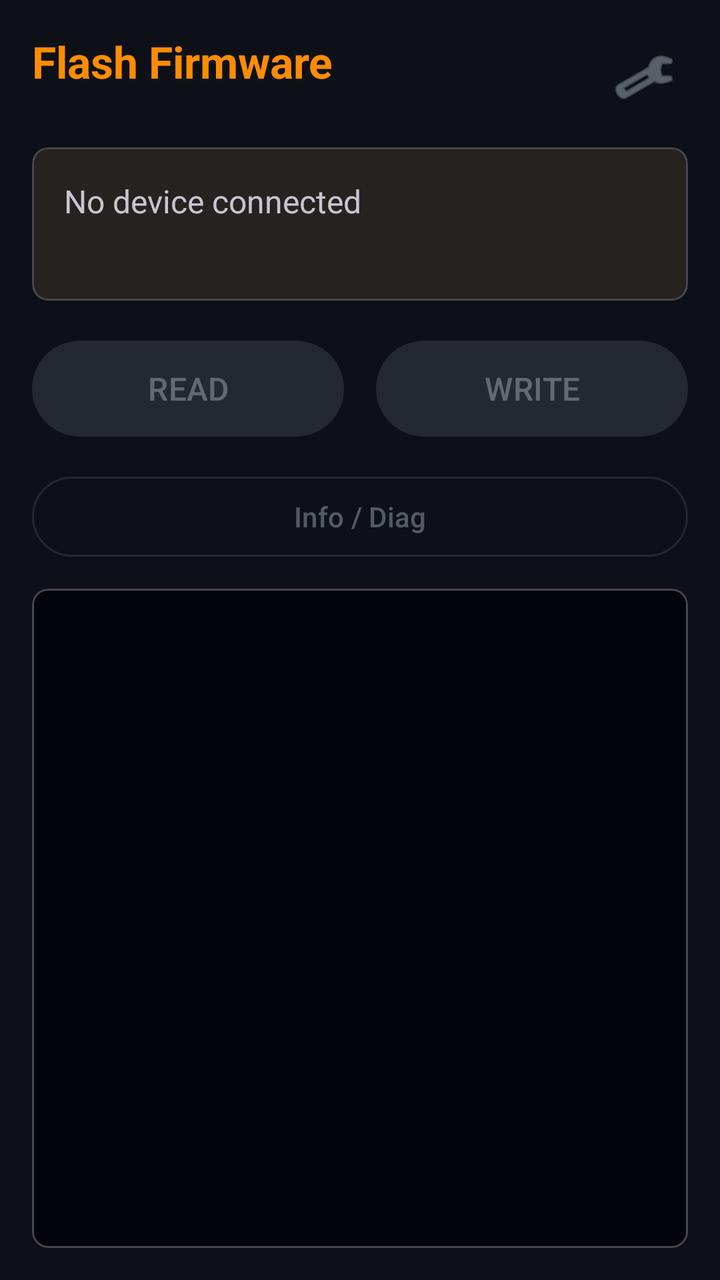
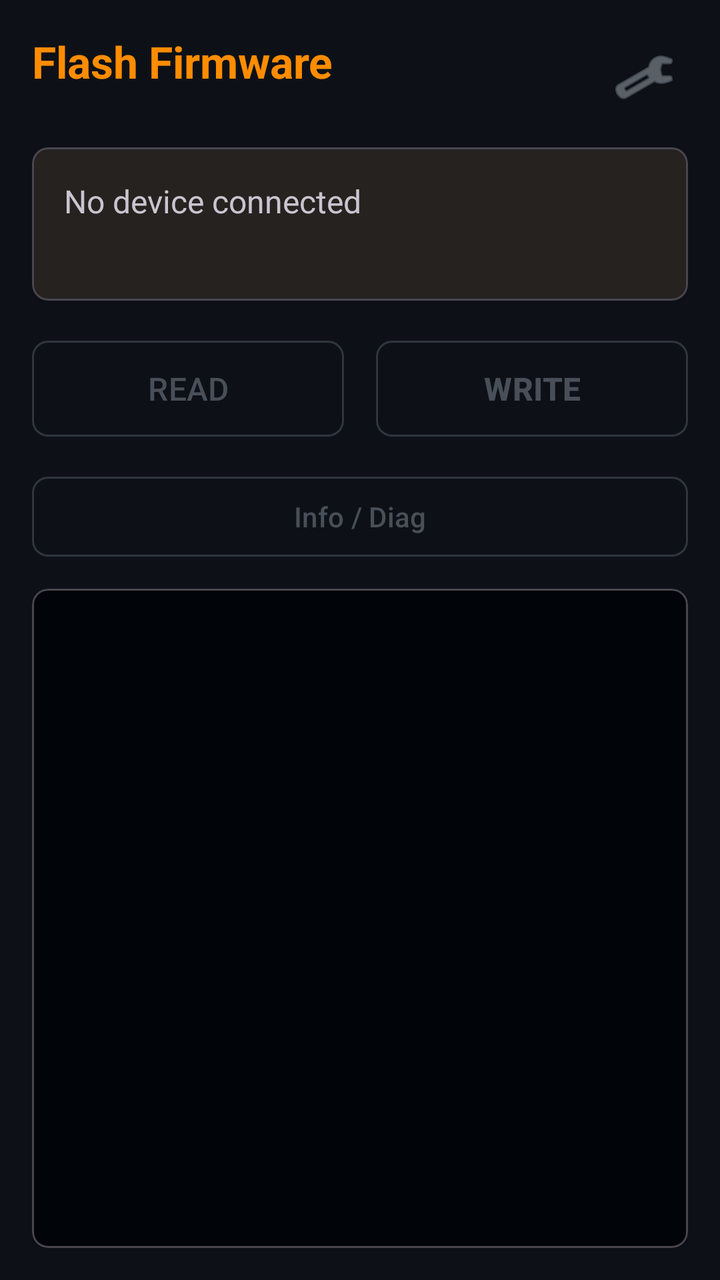

An Android layout rendered at two revisions. The XML below is the earlier revision; the diff shows what the commit changed to produce the second picture.
<!-- AndroidManifest.xml: application theme Theme.Thingino -->
<!-- res/layout/activity_dfu.xml -->
<?xml version="1.0" encoding="utf-8"?>
<LinearLayout xmlns:android="http://schemas.android.com/apk/res/android"
    xmlns:app="http://schemas.android.com/apk/res-auto"
    xmlns:tools="http://schemas.android.com/tools"
    android:layout_width="match_parent"
    android:layout_height="match_parent"
    android:orientation="vertical"
    android:padding="16dp"
    tools:context=".MainActivity">

    
    <LinearLayout
        android:layout_width="match_parent"
        android:layout_height="wrap_content"
        android:orientation="horizontal"
        android:gravity="center_vertical"
        android:layout_marginBottom="12dp">

        <LinearLayout
            android:layout_width="0dp"
            android:layout_height="wrap_content"
            android:layout_weight="1"
            android:orientation="vertical">

            <TextView
                android:layout_width="match_parent"
                android:layout_height="wrap_content"
                android:text="@string/screen_dfu"
                android:textSize="22sp"
                android:textStyle="bold"
                android:textColor="@color/primary" />

            <TextView
                android:id="@+id/versionText"
                android:layout_width="match_parent"
                android:layout_height="wrap_content"
                android:textSize="12sp"
                android:textColor="@color/on_surface_variant" />
        </LinearLayout>

        <ImageButton
            android:id="@+id/settingsButton"
            android:layout_width="44dp"
            android:layout_height="44dp"
            android:src="@android:drawable/ic_menu_preferences"
            android:background="?attr/selectableItemBackgroundBorderless"
            android:contentDescription="@string/settings"
            app:tint="@color/on_surface_variant" />
    </LinearLayout>

    
    <com.google.android.material.card.MaterialCardView
        android:layout_width="match_parent"
        android:layout_height="wrap_content"
        android:layout_marginBottom="16dp"
        app:cardElevation="2dp"
        app:cardCornerRadius="8dp">

        <LinearLayout
            android:layout_width="match_parent"
            android:layout_height="wrap_content"
            android:orientation="vertical"
            android:padding="16dp">

            <TextView
                android:id="@+id/statusText"
                android:layout_width="match_parent"
                android:layout_height="wrap_content"
                android:text="@string/status_disconnected"
                android:textSize="16sp"
                android:drawablePadding="8dp" />

            <TextView
                android:id="@+id/socText"
                android:layout_width="match_parent"
                android:layout_height="wrap_content"
                android:textSize="14sp"
                android:textColor="@color/primary"
                android:textStyle="bold"
                android:layout_marginTop="4dp" />

            <Spinner
                android:id="@+id/deviceSpinner"
                android:layout_width="match_parent"
                android:layout_height="wrap_content"
                android:layout_marginTop="8dp"
                android:visibility="gone" />
        </LinearLayout>
    </com.google.android.material.card.MaterialCardView>

    
    <LinearLayout
        android:layout_width="match_parent"
        android:layout_height="wrap_content"
        android:orientation="horizontal"
        android:layout_marginBottom="12dp">

        <com.google.android.material.button.MaterialButton
            android:id="@+id/readButton"
            android:layout_width="0dp"
            android:layout_height="56dp"
            android:layout_weight="1"
            android:layout_marginEnd="8dp"
            android:text="@string/btn_read"
            android:textSize="16sp"
            android:enabled="false"
            style="@style/Widget.Material3.Button" />

        <com.google.android.material.button.MaterialButton
            android:id="@+id/writeButton"
            android:layout_width="0dp"
            android:layout_height="56dp"
            android:layout_weight="1"
            android:layout_marginStart="8dp"
            android:text="@string/btn_write"
            android:textSize="16sp"
            android:enabled="false"
            style="@style/Widget.Material3.Button.TonalButton" />
    </LinearLayout>

    
    <com.google.android.material.button.MaterialButton
        android:id="@+id/bootstrapButton"
        android:layout_width="match_parent"
        android:layout_height="48dp"
        android:layout_marginBottom="12dp"
        android:text="@string/btn_bootstrap"
        android:textSize="14sp"
        android:enabled="false"
        android:visibility="gone"
        style="@style/Widget.Material3.Button.TonalButton" />

    
    <com.google.android.material.card.MaterialCardView
        android:id="@+id/releaseCard"
        android:layout_width="match_parent"
        android:layout_height="wrap_content"
        android:layout_marginBottom="12dp"
        android:visibility="gone"
        app:cardElevation="2dp"
        app:cardCornerRadius="8dp">

        <LinearLayout
            android:layout_width="match_parent"
            android:layout_height="wrap_content"
            android:orientation="vertical">

            
            <LinearLayout
                android:id="@+id/releaseHeader"
                android:layout_width="match_parent"
                android:layout_height="wrap_content"
                android:orientation="horizontal"
                android:gravity="center_vertical"
                android:padding="12dp"
                android:clickable="true"
                android:focusable="true"
                android:background="?attr/selectableItemBackground">

                <TextView
                    android:layout_width="0dp"
                    android:layout_height="wrap_content"
                    android:layout_weight="1"
                    android:text="@string/release_title"
                    android:textSize="14sp"
                    android:textStyle="bold"
                    android:textColor="@color/primary" />

                <TextView
                    android:id="@+id/releaseChevron"
                    android:layout_width="wrap_content"
                    android:layout_height="wrap_content"
                    android:text="▸"
                    android:textSize="16sp"
                    android:textColor="@color/on_surface_variant" />
            </LinearLayout>

            
            <LinearLayout
                android:id="@+id/releaseBody"
                android:layout_width="match_parent"
                android:layout_height="wrap_content"
                android:orientation="vertical"
                android:paddingStart="12dp"
                android:paddingEnd="12dp"
                android:paddingBottom="12dp"
                android:visibility="gone">

                <Spinner
                    android:id="@+id/releaseSpinner"
                    android:layout_width="match_parent"
                    android:layout_height="wrap_content" />

                <Spinner
                    android:id="@+id/releaseDeviceSpinner"
                    android:layout_width="match_parent"
                    android:layout_height="wrap_content"
                    android:layout_marginTop="4dp" />

                <CheckBox
                    android:id="@+id/releaseAllCheck"
                    android:layout_width="match_parent"
                    android:layout_height="wrap_content"
                    android:layout_marginTop="4dp"
                    android:text="@string/release_show_all"
                    android:textSize="12sp" />

                <TextView
                    android:id="@+id/releaseInfo"
                    android:layout_width="match_parent"
                    android:layout_height="wrap_content"
                    android:layout_marginTop="4dp"
                    android:textSize="12sp"
                    android:textColor="@color/on_surface_variant" />

                <com.google.android.material.button.MaterialButton
                    android:id="@+id/releaseFlashButton"
                    android:layout_width="match_parent"
                    android:layout_height="wrap_content"
                    android:layout_marginTop="8dp"
                    android:text="@string/release_flash"
                    android:textSize="13sp"
                    android:enabled="false" />

            </LinearLayout>
        </LinearLayout>
    </com.google.android.material.card.MaterialCardView>

    
    <com.google.android.material.card.MaterialCardView
        android:id="@+id/remoteBootstrapCard"
        android:layout_width="match_parent"
        android:layout_height="wrap_content"
        android:layout_marginBottom="12dp"
        android:visibility="gone"
        app:cardElevation="2dp"
        app:cardCornerRadius="8dp">

        <LinearLayout
            android:layout_width="match_parent"
            android:layout_height="wrap_content"
            android:orientation="vertical">

            
            <LinearLayout
                android:id="@+id/customHeader"
                android:layout_width="match_parent"
                android:layout_height="wrap_content"
                android:orientation="horizontal"
                android:gravity="center_vertical"
                android:padding="12dp"
                android:clickable="true"
                android:focusable="true"
                android:background="?attr/selectableItemBackground">

                <TextView
                    android:layout_width="0dp"
                    android:layout_height="wrap_content"
                    android:layout_weight="1"
                    android:text="@string/custom_bootloader_title"
                    android:textSize="14sp"
                    android:textStyle="bold"
                    android:textColor="@color/primary" />

                <TextView
                    android:id="@+id/customChevron"
                    android:layout_width="wrap_content"
                    android:layout_height="wrap_content"
                    android:text="▸"
                    android:textSize="16sp"
                    android:textColor="@color/on_surface_variant" />
            </LinearLayout>

            
            <LinearLayout
                android:id="@+id/customBody"
                android:layout_width="match_parent"
                android:layout_height="wrap_content"
                android:orientation="vertical"
                android:paddingStart="12dp"
                android:paddingEnd="12dp"
                android:paddingBottom="12dp"
                android:visibility="gone">

                <TextView
                    android:id="@+id/customBlobInfo"
                    android:layout_width="match_parent"
                    android:layout_height="wrap_content"
                    android:fontFamily="monospace"
                    android:textSize="12sp"
                    android:textColor="@color/on_surface_variant" />

                <LinearLayout
                    android:layout_width="match_parent"
                    android:layout_height="wrap_content"
                    android:orientation="horizontal"
                    android:layout_marginTop="8dp">

                    <com.google.android.material.button.MaterialButton
                        android:id="@+id/selectSplButton"
                        android:layout_width="0dp"
                        android:layout_height="wrap_content"
                        android:layout_weight="1"
                        android:layout_marginEnd="4dp"
                        android:text="@string/btn_sel_spl"
                        android:textSize="12sp"
                        style="@style/Widget.Material3.Button.OutlinedButton" />

                    <com.google.android.material.button.MaterialButton
                        android:id="@+id/selectUbootButton"
                        android:layout_width="0dp"
                        android:layout_height="wrap_content"
                        android:layout_weight="1"
                        android:layout_marginStart="4dp"
                        android:layout_marginEnd="4dp"
                        android:text="@string/btn_sel_uboot"
                        android:textSize="12sp"
                        style="@style/Widget.Material3.Button.OutlinedButton" />

                    <com.google.android.material.button.MaterialButton
                        android:id="@+id/clearCustomButton"
                        android:layout_width="0dp"
                        android:layout_height="wrap_content"
                        android:layout_weight="1"
                        android:layout_marginStart="4dp"
                        android:text="@string/btn_clear_custom"
                        android:textSize="12sp"
                        style="@style/Widget.Material3.Button.TextButton" />
                </LinearLayout>

            </LinearLayout>
        </LinearLayout>
    </com.google.android.material.card.MaterialCardView>

    
    <com.google.android.material.button.MaterialButton
        android:id="@+id/diagButton"
        android:layout_width="match_parent"
        android:layout_height="48dp"
        android:layout_marginBottom="12dp"
        android:text="@string/btn_diag"
        android:textSize="14sp"
        android:enabled="false"
        style="@style/Widget.Material3.Button.OutlinedButton" />

    
    <ProgressBar
        android:id="@+id/progressBar"
        style="@style/Widget.AppCompat.ProgressBar.Horizontal"
        android:layout_width="match_parent"
        android:layout_height="wrap_content"
        android:max="100"
        android:visibility="gone"
        android:layout_marginBottom="4dp" />

    <TextView
        android:id="@+id/progressText"
        android:layout_width="match_parent"
        android:layout_height="wrap_content"
        android:textSize="12sp"
        android:visibility="gone"
        android:layout_marginBottom="8dp" />

    
    <com.google.android.material.card.MaterialCardView
        android:layout_width="match_parent"
        android:layout_height="0dp"
        android:layout_weight="1"
        app:cardElevation="1dp"
        app:cardCornerRadius="8dp">

        <ScrollView
            android:id="@+id/logScroll"
            android:layout_width="match_parent"
            android:layout_height="match_parent"
            android:padding="12dp"
            android:background="@color/log_background">

            <TextView
                android:id="@+id/logText"
                android:layout_width="match_parent"
                android:layout_height="wrap_content"
                android:fontFamily="monospace"
                android:textSize="11sp"
                android:textColor="?android:attr/textColorPrimary"
                android:lineSpacingExtra="2dp" />
        </ScrollView>
    </com.google.android.material.card.MaterialCardView>

</LinearLayout>
<!-- resources referenced by this layout -->
<resources>
  <color name="log_background">#010409</color>
  <color name="on_surface_variant">#8B949E</color>
  <color name="primary">#FF8C00</color>
  <string name="btn_bootstrap">Bootstrap Device</string>
  <string name="btn_clear_custom">Clear</string>
  <string name="btn_diag">Info / Diag</string>
  <string name="btn_read">READ</string>
  <string name="btn_sel_spl">SPL</string>
  <string name="btn_sel_uboot">U-Boot</string>
  <string name="btn_write">WRITE</string>
  <string name="custom_bootloader_title">Custom bootloader (SPL / U-Boot)</string>
  <string name="release_flash">Flash</string>
  <string name="release_show_all">Show all devices (not just my SoC)</string>
  <string name="release_title">Flash a prebuilt thingino release</string>
  <string name="screen_dfu">Flash Firmware</string>
  <string name="settings">Settings</string>
  <string name="status_disconnected">No device connected</string>
  <style name="Theme.Thingino" parent="Theme.Material3.Dark.NoActionBar">
          <item name="colorPrimary">@color/primary</item>
          <item name="colorPrimaryContainer">@color/primary_container</item>
          <item name="colorOnPrimary">@color/on_primary</item>
          <item name="colorSecondary">@color/secondary</item>
          <item name="colorSurface">@color/surface</item>
          <item name="colorSurfaceVariant">@color/surface_variant</item>
          <item name="colorOnSurface">@color/on_surface</item>
          <item name="colorOnSurfaceVariant">@color/on_surface_variant</item>
          <item name="colorOutline">@color/outline</item>
          <item name="colorError">@color/error</item>
          <item name="android:colorBackground">@color/background</item>
          <item name="android:statusBarColor">@color/background</item>
          <item name="android:navigationBarColor">@color/background</item>
          <item name="android:windowBackground">@color/background</item>
      </style>
  <color name="primary_container">#3D2800</color>
  <color name="on_primary">#0D1117</color>
  <color name="secondary">#FF8C00</color>
  <color name="surface">#161B22</color>
  <color name="surface_variant">#21262D</color>
  <color name="on_surface">#C9D1D9</color>
  <color name="outline">#30363D</color>
  <color name="error">#F85149</color>
  <color name="background">#0D1117</color>
</resources>

<!-- the commit's change to res/layout/activity_dfu.xml (unified diff, before → after) -->
@@ -104,7 +104,7 @@
             android:text="@string/btn_read"
             android:textSize="16sp"
             android:enabled="false"
-            style="@style/Widget.Material3.Button" />
+            style="@style/Widget.Thingino.Button.Outlined.Accent" />
 
         <com.google.android.material.button.MaterialButton
             android:id="@+id/writeButton"
@@ -115,7 +115,7 @@
             android:text="@string/btn_write"
             android:textSize="16sp"
             android:enabled="false"
-            style="@style/Widget.Material3.Button.TonalButton" />
+            style="@style/Widget.Thingino.Button" />
     </LinearLayout>
 
     
@@ -128,7 +128,7 @@
         android:textSize="14sp"
         android:enabled="false"
         android:visibility="gone"
-        style="@style/Widget.Material3.Button.TonalButton" />
+        style="@style/Widget.Thingino.Button.Outlined" />
 
     
     <com.google.android.material.card.MaterialCardView
@@ -220,7 +220,7 @@
                     android:layout_marginTop="8dp"
                     android:text="@string/release_flash"
                     android:textSize="13sp"
-                    android:enabled="false" />
+                    android:enabled="false" style="@style/Widget.Thingino.Button" />
 
             </LinearLayout>
         </LinearLayout>
@@ -304,7 +304,7 @@
                         android:layout_marginEnd="4dp"
                         android:text="@string/btn_sel_spl"
                         android:textSize="12sp"
-                        style="@style/Widget.Material3.Button.OutlinedButton" />
+                        style="@style/Widget.Thingino.Button.Outlined" />
 
                     <com.google.android.material.button.MaterialButton
                         android:id="@+id/selectUbootButton"
@@ -315,7 +315,7 @@
                         android:layout_marginEnd="4dp"
                         android:text="@string/btn_sel_uboot"
                         android:textSize="12sp"
-                        style="@style/Widget.Material3.Button.OutlinedButton" />
+                        style="@style/Widget.Thingino.Button.Outlined" />
 
                     <com.google.android.material.button.MaterialButton
                         android:id="@+id/clearCustomButton"
@@ -341,7 +341,7 @@
         android:text="@string/btn_diag"
         android:textSize="14sp"
         android:enabled="false"
-        style="@style/Widget.Material3.Button.OutlinedButton" />
+        style="@style/Widget.Thingino.Button.Outlined" />
 
     
     <ProgressBar
<!-- resource entries referenced after the edit -->
@@ -17,6 +17,27 @@
   <string name="screen_dfu">Flash Firmware</string>
   <string name="settings">Settings</string>
   <string name="status_disconnected">No device connected</string>
+  <style name="Widget.Thingino.Button" parent="Widget.Material3.Button">
+          <item name="backgroundTint">@color/btn_filled_bg</item>
+          <item name="android:textColor">@color/btn_filled_text</item>
+          <item name="strokeColor">@color/btn_filled_stroke</item>
+          <item name="strokeWidth">1dp</item>
+          <item name="android:textStyle">bold</item>
+          <item name="cornerRadius">8dp</item>
+          <item name="rippleColor">@color/on_primary</item>
+      </style>
+  <style name="Widget.Thingino.Button.Outlined" parent="Widget.Material3.Button.OutlinedButton">
+          <item name="android:textColor">@color/btn_secondary_text</item>
+          <item name="strokeColor">@color/btn_secondary_stroke</item>
+          <item name="strokeWidth">1dp</item>
+          <item name="cornerRadius">8dp</item>
+          <item name="rippleColor">@color/on_surface_variant</item>
+      </style>
+  <style name="Widget.Thingino.Button.Outlined.Accent">
+          <item name="android:textColor">@color/btn_accent_text</item>
+          <item name="strokeColor">@color/btn_accent_stroke</item>
+          <item name="rippleColor">@color/primary</item>
+      </style>
   <style name="Theme.Thingino" parent="Theme.Material3.Dark.NoActionBar">
           <item name="colorPrimary">@color/primary</item>
           <item name="colorPrimaryContainer">@color/primary_container</item>
